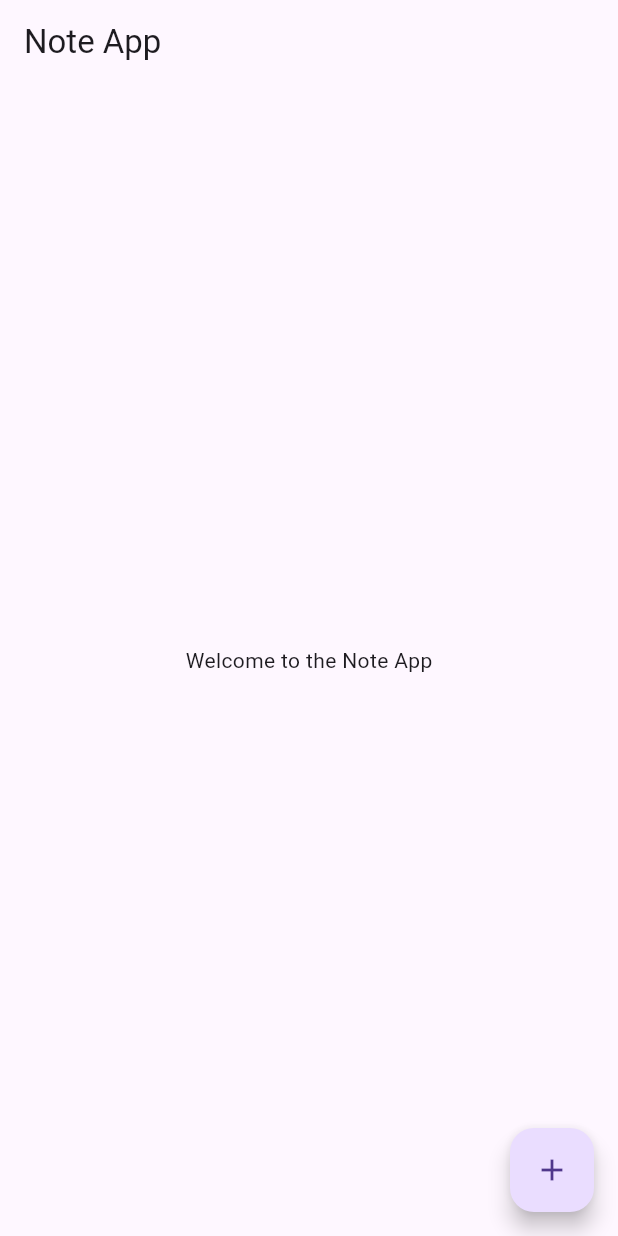
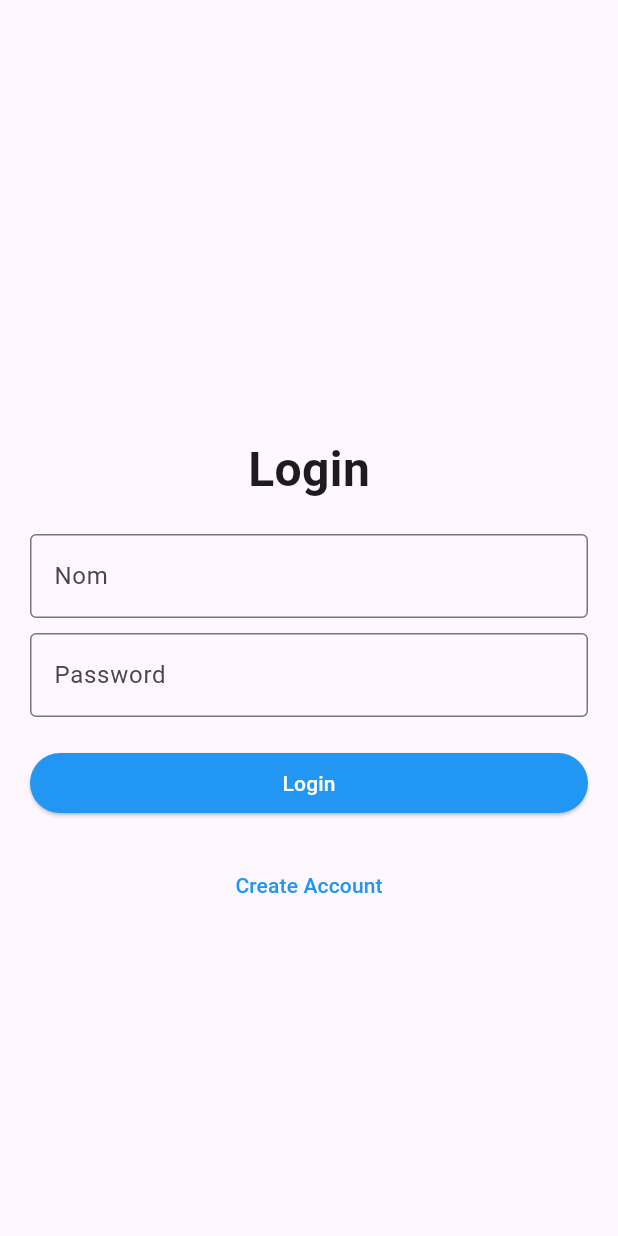
Before and after one commit to moustajil/fire_base_project, a Flutter app: the screen it shows after launch, on a phone screen of 412 x 824 dp. Run offline on Flutter 3.47's test engine with Material 3 defaults, Android fonts, the phone set to English and light mode, and no system bars; our stand-ins replace firebase_auth, firebase_core; accounts and stored records are empty.

Commit message:
adding some new

```diff
--- a/lib/main.dart
+++ b/lib/main.dart
@@ -1,38 +1,40 @@
+import 'package:firebase_auth/firebase_auth.dart';
 import 'package:firebase_core/firebase_core.dart';
 import 'package:flutter/material.dart';
+import 'package:note_app/veiws/screens/home_screem.dart';
+import 'package:note_app/veiws/screens/login_screen.dart';
 
-void main() async{
+void main() async {
   WidgetsFlutterBinding.ensureInitialized();
   await Firebase.initializeApp();
-  runApp(
-    const MaterialApp(
-
-      debugShowCheckedModeBanner: false,
-      home: MyApp(),
-    ),
-  );
+  runApp(const MaterialApp(debugShowCheckedModeBanner: false, home: MyApp()));
 }
 
-class MyApp extends StatelessWidget {
+class MyApp extends StatefulWidget {
   const MyApp({super.key});
 
   @override
-  Widget build(BuildContext context) {
-    return Scaffold(
-      appBar: AppBar(
-        title: const Text('Note App'),
-      ),
-      body: Center(
-        child: Text(
-          'Welcome to the Note App',
-        ),
-      ),
-      floatingActionButton: FloatingActionButton(
-        onPressed: () {
-          // Action to add a new note
-        },
-        child: const Icon(Icons.add),
-      ),
-    );
+  State<MyApp> createState() => _MyAppState();
+}
+
+class _MyAppState extends State<MyApp> {
+  @override
+  void initState() {
+    FirebaseAuth.instance.authStateChanges().listen((User? user) {
+      if (user == null) {
+        print('User is currently signed out!');
+      } else {
+        print('User is signed in!');
+      }
+    });
+    super.initState();
   }
+
+  @override
+Widget build(BuildContext context) {
+  return FirebaseAuth.instance.currentUser == null
+      ? const LoginScreen()
+      : HomeScreem();
 }
+
+}
--- /dev/null
+++ b/lib/veiws/screens/login_screen.dart
@@ -0,0 +1,83 @@
+import 'package:flutter/material.dart';
+import 'package:note_app/veiws/screens/creat_account_screen.dart';
+
+class LoginScreen extends StatefulWidget {
+  const LoginScreen({super.key});
+
+  @override
+  State<LoginScreen> createState() => _LoginScreenState();
+}
+
+class _LoginScreenState extends State<LoginScreen> {
+  @override
+  Widget build(BuildContext context) {
+    return Scaffold(
+      body: Column(
+        mainAxisAlignment: MainAxisAlignment.center,
+        children: [
+          const SizedBox(height: 100),
+          const Text(
+            'Login',
+            style: TextStyle(fontSize: 32, fontWeight: FontWeight.bold),
+          ),
+          const SizedBox(height: 20),
+          Padding(
+            padding: const EdgeInsets.symmetric(horizontal: 20),
+            child: TextField(
+              decoration: InputDecoration(
+                labelText: 'Nom',
+                border: OutlineInputBorder(),
+              ),
+            ),
+          ),
+          const SizedBox(height: 10),
+          Padding(
+            padding: const EdgeInsets.symmetric(horizontal: 20),
+            child: TextField(
+              obscureText: true,
+              decoration: InputDecoration(
+                labelText: 'Password',
+                border: OutlineInputBorder(),
+              ),
+            ),
+          ),
+          const SizedBox(height: 20),
+          Container(
+            width: double.infinity,
+            margin: const EdgeInsets.symmetric(horizontal: 20),
+            child: ElevatedButton(
+              style: ElevatedButton.styleFrom(
+                padding: const EdgeInsets.symmetric(horizontal: 20),
+                backgroundColor: Colors.blue,
+              ),
+              onPressed: () {},
+              child: Padding(
+                padding: const EdgeInsets.only(top: 10, bottom: 10),
+                child: const Text(
+                  'Login',
+                  style: TextStyle(color: Colors.white),
+                ),
+              ),
+            ),
+          ),
+
+          SizedBox(height: 20),
+          TextButton(
+            onPressed: () {
+              Navigator.of(context).push(
+                MaterialPageRoute(
+                  builder: (context) => const CreatAccountScreen(),
+                ),
+              );
+            },
+            child: const Text(
+              'Create Account',
+              style: TextStyle(color: Colors.blue),
+            ),
+          ),
+          const SizedBox(height: 20),
+        ],
+      ),
+    );
+  }
+}
```
Also changed, not shown: lib/services/Auth/CreatAccount.dart (added, +28 -0 lines), lib/veiws/screens/creat_account_screen.dart (added, +104 -0 lines), lib/veiws/screens/home_screem.dart (added, +45 -0 lines).
